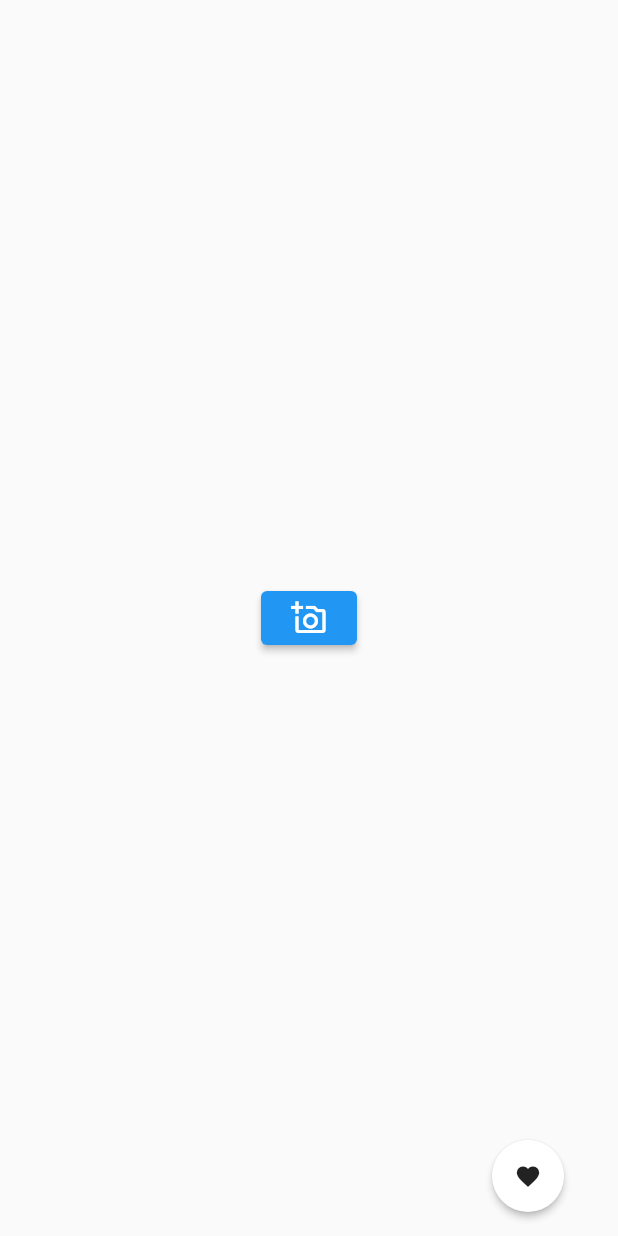
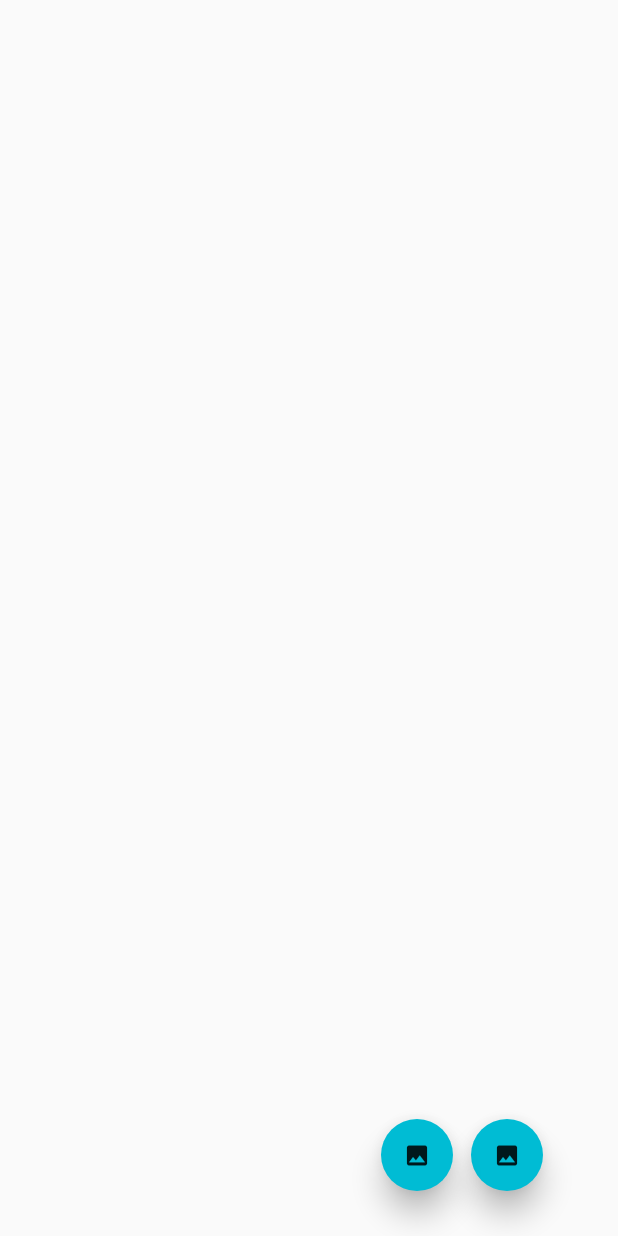
Before and after one commit to Malcomle/qr-code-manage, a Flutter app: the WithGallery screen opened directly, on a phone screen of 412 x 824 dp. Run offline on Flutter 3.47's test engine with Material 2 defaults, Android fonts, the phone set to English and light mode, and no system bars; our stand-ins replace cloud_firestore, firebase_core, firebase_storage, image_picker; accounts and stored records are empty.

```diff
--- a/lib/with_gallery.dart
+++ b/lib/with_gallery.dart
@@ -7,6 +7,8 @@ import 'package:image_picker/image_picker.dart';
 import 'package:firebase_core/firebase_core.dart';
 import 'package:firebase_core/firebase_core.dart' as firebase_core;
 import 'package:firebase_storage/firebase_storage.dart' as firebase_storage;
+
+import 'models/redirect-model.dart';
 
 class WithGallery extends StatefulWidget {
   const WithGallery({super.key});
@@ -20,10 +22,23 @@ class _WithGalleryState extends State<WithGallery> {
   final picker = ImagePicker();
 
   @override
+  void initState() {
+    super.initState();
+  }
+
+  void setItem(File itemValue) {
+    _image = itemValue;
+    Future.delayed(Duration(seconds: 3));
+    uploadImage(_image);
+  }
+
+  @override
   Widget build(BuildContext context) {
     return Scaffold(
-      body: Container(
-          child: _image == null
+      body: Stack(
+        children: [
+          Container(
+            /*child: _image == null
                 ? Center(
                     child: ElevatedButton(
                       child: const Icon(Icons.add_a_photo_outlined),
@@ -33,12 +48,6 @@ class _WithGalleryState extends State<WithGallery> {
                 : Center(
                     child: Image.file(_image!),
                   )),
-      floatingActionButton: RawMaterialButton(
-        onPressed: () {
-          if (_image != null) {
-            return uploadImage(_image);
-          }
-        },
                   elevation: 2.0,
           fillColor: Colors.white,
           child: Icon(
@@ -46,14 +55,77 @@ class _WithGalleryState extends State<WithGallery> {
             size: 18.0,
           ),
           padding: EdgeInsets.all(15.0),
+          shape: CircleBorder(),*/
+
+            child: FutureBuilder<List<RedirectModel>>(
+              future: getHistory(),
+              builder: (context, snapshot) {
+                if (snapshot.hasData) {
+                  return GridView.builder(
+                      itemCount: snapshot.data!.length,
+                      gridDelegate:
+                          const SliverGridDelegateWithFixedCrossAxisCount(
+                              crossAxisCount: 2),
+                      itemBuilder: (context, index) {
+                        return Padding(
+                          padding: const EdgeInsets.all(15.0),
+                          child: FittedBox(
+                              fit: BoxFit.fill,
+                              child: Image.network(
+                                  "${snapshot.data![index].redirect}")),
+                        );
+                      });
+                } else if (snapshot.hasError) {
+                  return Text("Error");
+                }
+                return Text("Loading...");
+              },
+            ),
+          ),
+          Positioned(
+            right: 30.0,
+            bottom: 30.0,
+            child: RawMaterialButton(
+              onPressed: () {
+                var res = getImage();
+              },
+              elevation: 8.0,
+              fillColor: Colors.cyan,
+              child: Icon(
+                Icons.photo,
+                size: 18.0,
+              ),
+              padding: EdgeInsets.all(15.0),
               shape: CircleBorder(),
+            ),
+          ),
+          Positioned(
+            right: 90.0,
+            bottom: 30.0,
+            child: RawMaterialButton(
+              onPressed: () {
+                if (_image != null) {
+                  return uploadImage(_image);
+                }
+              },
+              elevation: 8.0,
+              fillColor: Colors.cyan,
+              child: Icon(
+                Icons.photo,
+                size: 18.0,
+              ),
+              padding: EdgeInsets.all(15.0),
+              shape: CircleBorder(),
+            ),
+          ),
+        ],
       ),
     );
   }
 
   getImage() async {
     // You can also change the source to gallery like this: "source: ImageSource.camera"
-    final pickedFile = await picker.pickImage(source: ImageSource.gallery);
+    var pickedFile = await picker.pickImage(source: ImageSource.gallery);
     setState(() {
       if (pickedFile != null) {
         _image = File(pickedFile.path);
@@ -121,6 +193,27 @@ class _WithGalleryState extends State<WithGallery> {
     }
   }
 
+  Future<List<RedirectModel>> getHistory() async {
+    var url = "img";
+    await Firebase.initializeApp();
+    var getHistory = await FirebaseFirestore.instance
+        .collection("history")
+        .where("type", isEqualTo: url)
+        .limit(50)
+        .get();
+
+    var docs = getHistory.docs;
+    List<RedirectModel> docsMap = [];
+
+    docs.forEach((doc) {
+      var test = doc.data();
+      RedirectModel model = RedirectModel.fromJson(test);
+      docsMap.add(model);
+    });
+
+    return docsMap;
+  }
+
   BuildContext _onLoading() {
     showDialog(
       context: context,
```
Lines whose indentation alone changed are shown as unchanged.
